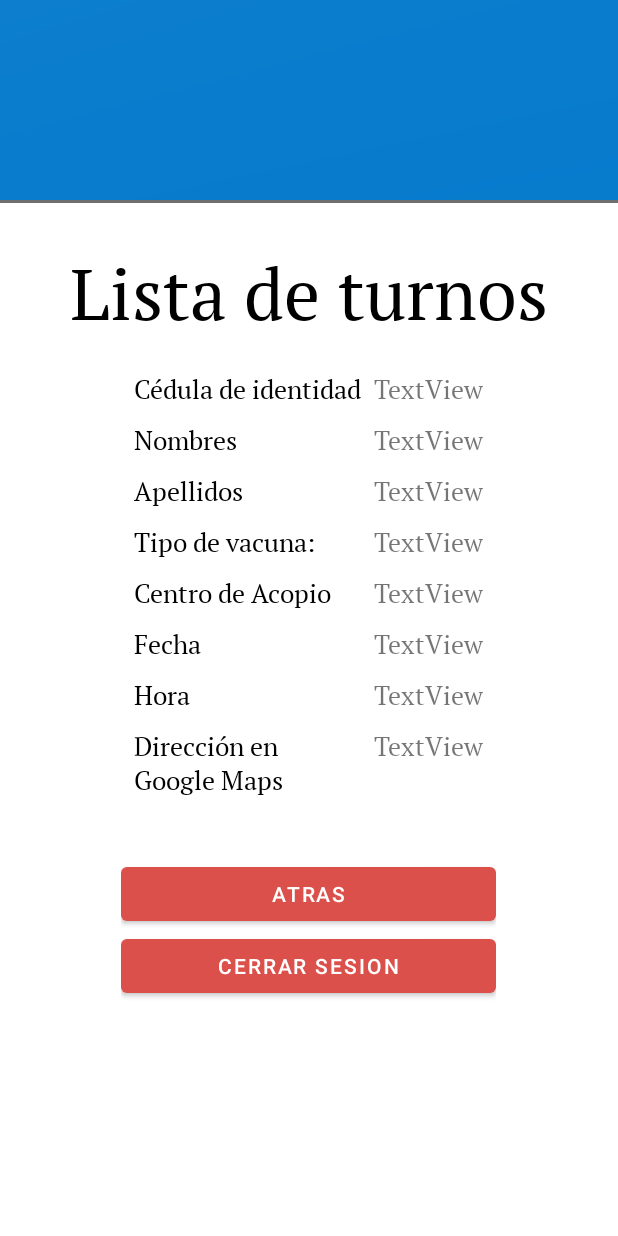
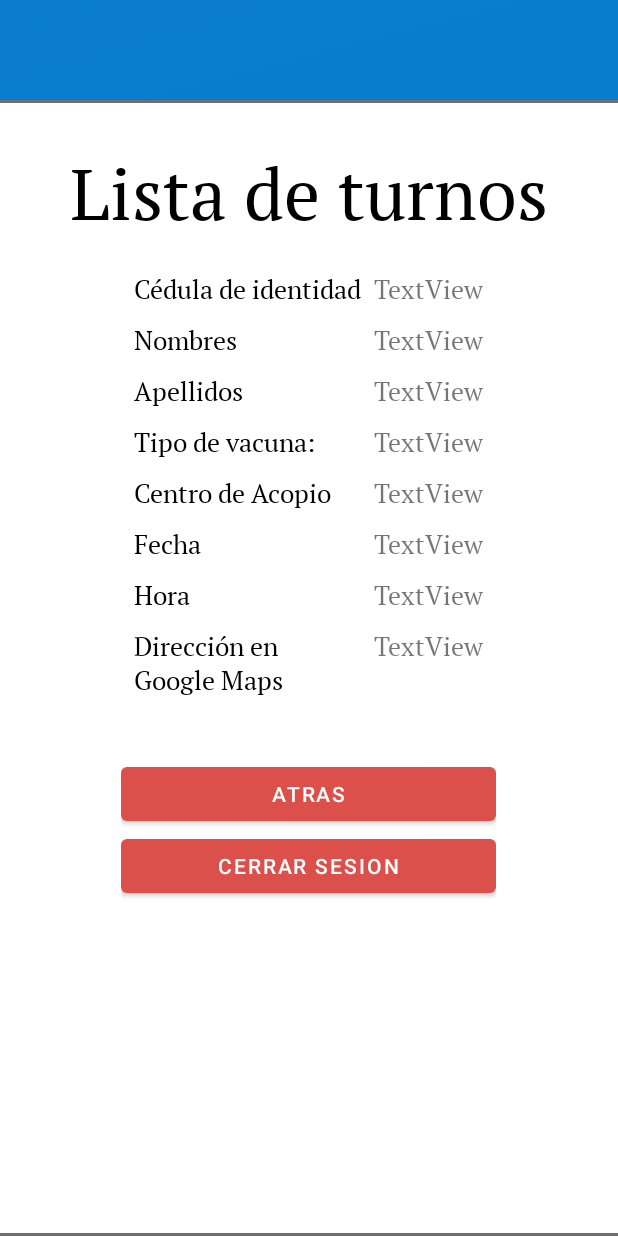
Before and after one commit to chrisbermeo/ProyectoVacunas, an Android app: the layout activity_listado_turnos.xml on its own in the app's theme, with its tools: preview values and no code run, on a phone screen of 412 x 824 dp. Run offline under Robolectric (Android 15) with nearby library versions, the light colour scheme and no system bars.

Commit message:
bajando actualizacion

```diff
--- a/ProyectoVacunas/app/src/main/java/com/example/proyectovacunas/GeneracionTurnos.kt
+++ b/ProyectoVacunas/app/src/main/java/com/example/proyectovacunas/GeneracionTurnos.kt
@@ -42,6 +42,7 @@ class GeneracionTurnos : AppCompatActivity() {
         val objetoIntent : Intent = intent
         id_usuario= objetoIntent.getStringExtra("id_usuario").toString()
         email= objetoIntent.getStringExtra("email").toString()
+        centro= txtCentrosAcopio.selectedItem.toString()
         irMapa()
         btnGenerarTurno()
 
@@ -49,7 +50,6 @@ class GeneracionTurnos : AppCompatActivity() {
     fun irMapa(){
         btnIr.setOnClickListener{
             val forma2 = Intent(this@GeneracionTurnos, MapsActivity::class.java)
-            centro= txtCentrosAcopio.selectedItem.toString()
             Toast.makeText(this, "$centro", Toast.LENGTH_SHORT).show()
             forma2.putExtra("centro_acopio", centro)
             startActivity(forma2)
@@ -82,7 +82,7 @@ class GeneracionTurnos : AppCompatActivity() {
 
         turno.put("fk_id_usuario", id_usuario)
         turno.put("tipo_vacuna", txtTipoVacuna.selectedItem.toString())
-        turno.put("centro_acopio", txtCentrosAcopio.selectedItem.toString())
+        turno.put("centro_acopio", centro)
         agregarFirebase(email ?:"")
 
         if (txtCentrosAcopio.selectedItem.toString().equals("Hospital del Guasmo Sur")){
@@ -161,6 +161,7 @@ class GeneracionTurnos : AppCompatActivity() {
         val bd = admin.writableDatabase
         val fecha= txt_Fecha.text.toString()
         val hora= txt_Hora.text.toString()
+        //Toast.makeText(this, "$fecha, $hora, $centro", Toast.LENGTH_SHORT).show()
         val fila = bd.rawQuery("SELECT fk_id_usuario FROM turno WHERE fecha='$fecha' AND hora='$hora' AND centro_acopio='$centro'", null)
         if(fila.moveToFirst()){
             Toast.makeText(this, "Verificando....", Toast.LENGTH_SHORT).show()
--- a/ProyectoVacunas/app/src/main/java/com/example/proyectovacunas/MainActivity.kt
+++ b/ProyectoVacunas/app/src/main/java/com/example/proyectovacunas/MainActivity.kt
@@ -74,8 +74,6 @@ class MainActivity : AppCompatActivity() {
         startActivity(irRegistro)
     }
 
-    /*fun consultarUsuarios(email: String, provider: ProviderType){
-        val admin = UserSqliteOpenHelper(this, "BD_usuarios", null, 1)*/
 
     fun consultarUsuarios(email: String, provider: ProviderType){
         val admin = UserSqliteOpenHelper(this, "Bd_usuarios", null, 1)
--- a/ProyectoVacunas/app/src/main/java/com/example/proyectovacunas/MapsActivity.kt
+++ b/ProyectoVacunas/app/src/main/java/com/example/proyectovacunas/MapsActivity.kt
@@ -67,12 +67,12 @@ class MapsActivity : AppCompatActivity(), OnMapReadyCallback {
         mMap = googleMap
         val objetoIntent2 : Intent = intent
         var ubicacion= objetoIntent2.getStringExtra("centro_acopio")
-        if (ubicacion == "Hospital los ceibos"){
+        if (ubicacion == "Hospital los Ceibos"){
             val hospitalCeibos = LatLng(-2.1745623,-79.9434742)
             mMap.addMarker(MarkerOptions().position(hospitalCeibos).title("Hospital Ceibos").icon(BitmapDescriptorFactory.defaultMarker(BitmapDescriptorFactory.HUE_GREEN)))
             mMap.moveCamera(CameraUpdateFactory.newLatLngZoom(hospitalCeibos, 15.0f))
         }
-        if (ubicacion == "Centro de convenciones"){
+        if (ubicacion == "Centro de Convenciones"){
             val  CentroConvenciones= LatLng(-2.158733,-79.8895206)
             mMap.addMarker(MarkerOptions().position(CentroConvenciones).title("Centro de Convenciones").icon(BitmapDescriptorFactory.defaultMarker(BitmapDescriptorFactory.HUE_YELLOW)))
             mMap.moveCamera(CameraUpdateFactory.newLatLngZoom(CentroConvenciones, 15.0f))
@@ -82,7 +82,7 @@ class MapsActivity : AppCompatActivity(), OnMapReadyCallback {
             mMap.addMarker(MarkerOptions().position(MaternidadSotomayor).title("Maternidad Sotomayor").icon(BitmapDescriptorFactory.defaultMarker(BitmapDescriptorFactory.HUE_ORANGE)))
             mMap.moveCamera(CameraUpdateFactory.newLatLngZoom(MaternidadSotomayor, 15.0f))
         }
-        if (ubicacion == "Hospital del guasmo Sur"){
+        if (ubicacion == "Hospital del Guasmo Sur"){
             val hospitalGuasmo = LatLng(-2.276769,-79.8975766)
             mMap.addMarker(MarkerOptions().position(hospitalGuasmo).title("Hospital Guasmo").icon(BitmapDescriptorFactory.defaultMarker(BitmapDescriptorFactory.HUE_BLUE)))
             mMap.moveCamera(CameraUpdateFactory.newLatLngZoom(hospitalGuasmo, 15.0f))
--- a/ProyectoVacunas/app/src/main/res/layout/activity_listado_turnos.xml
+++ b/ProyectoVacunas/app/src/main/res/layout/activity_listado_turnos.xml
@@ -11,11 +11,11 @@
 
     <LinearLayout
         android:layout_width="1030px"
-        android:layout_height="1370px"
+        android:layout_height="wrap_content"
         android:orientation="vertical"
         android:layout_gravity="center"
         android:background="@drawable/login_redondeado"
-        android:layout_marginTop="200px"
+        android:layout_marginTop="100px"
         >
 
         <TextView
@@ -228,6 +228,7 @@
                 android:layout_width="250dp"
                 android:layout_height="wrap_content"
                 android:layout_weight="1"
+                android:layout_marginBottom="30dp"
                 android:text="Cerrar Sesion" />
         </LinearLayout>
 
```
Also changed, not shown: ProyectoVacunas/app/src/main/java/com/example/proyectovacunas/Registrarse.kt (+2 -17 lines).
